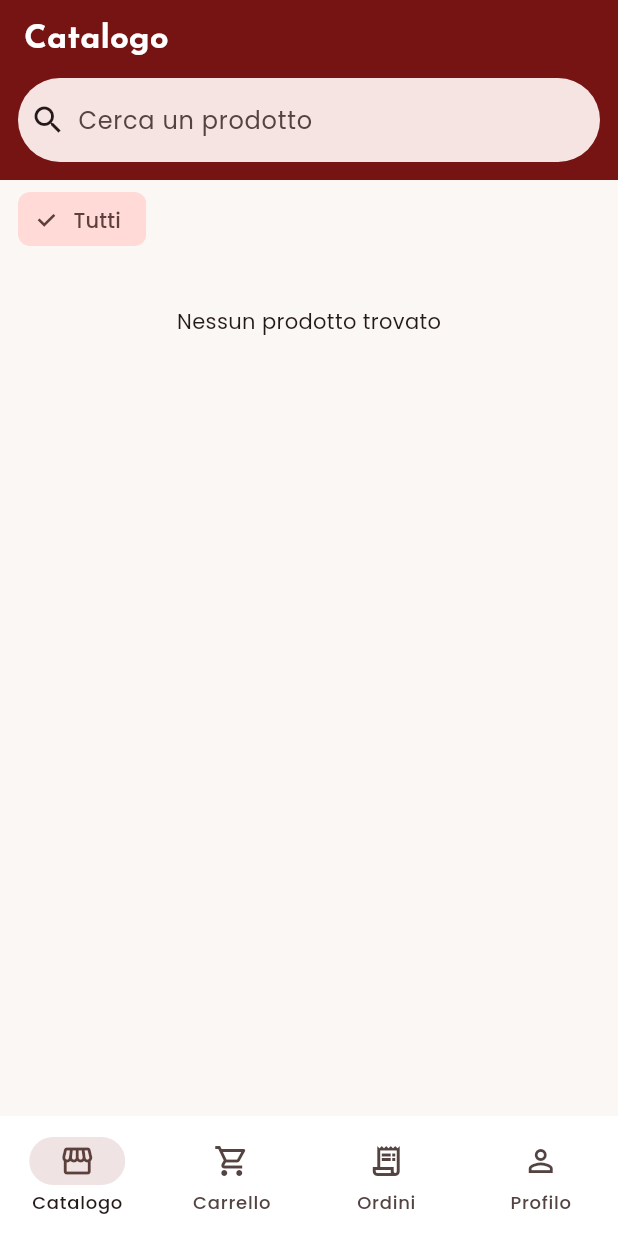
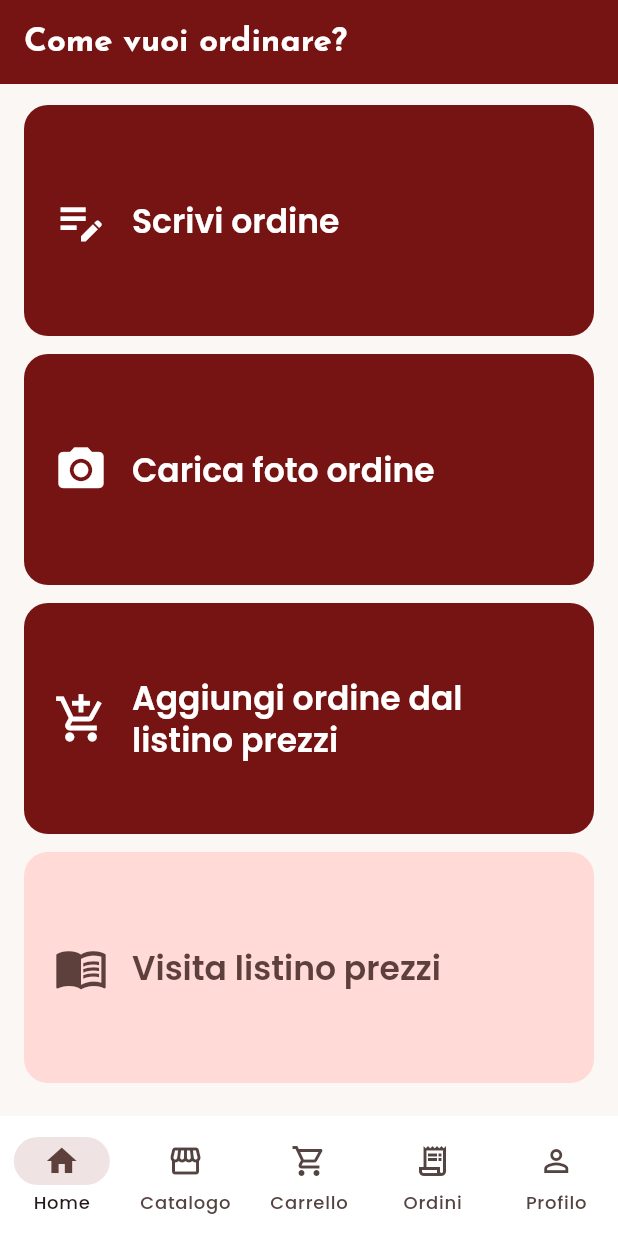
Before and after one commit to panchetto96/OrdinaFacile, a Flutter app: the CustomerHome screen opened directly with empty values, on a phone screen of 412 x 824 dp. Run offline on Flutter 3.47's test engine with Material 3 defaults, Android fonts, the phone set to English and light mode, and no system bars; our stand-ins replace file_picker, image_picker, package_info_plus, supabase_flutter; missing offline and left inert: excel; accounts and stored records are empty; network calls fail.

Commit message:
Home con 4 pulsanti; catalogo in sola consultazione dal menu
Scrivi ordine e Carica foto ordine inviano un ordine libero; i pulsanti per
aggiungere compaiono solo da "Aggiungi ordine dal listino prezzi".

Co-Authored-By: Claude Opus 5.5 (1M context) <noreply@anthropic.com>
Claude-Session: https://claude.ai/code/session_01ThEgTw8pGd9fJs3HHg6XYE

```diff
--- a/lib/screens/customer/cart_screen.dart
+++ b/lib/screens/customer/cart_screen.dart
@@ -8,8 +8,11 @@ import '../../ui.dart';
 import 'quantity_stepper.dart';
 
 class CartScreen extends StatefulWidget {
-  const CartScreen({super.key, required this.onOrderSent});
+  const CartScreen({super.key, required this.onOrderSent, required this.onAddMore});
   final VoidCallback onOrderSent;
+
+  /// Torna al listino con i pulsanti per aggiungere.
+  final VoidCallback onAddMore;
 
   @override
   State<CartScreen> createState() => _CartScreenState();
@@ -61,7 +64,7 @@ class _CartScreenState extends State<CartScreen> {
         ],
       ),
       body: cart.isEmpty
-          ? const Center(child: Text('Il carrello è vuoto.\nAggiungi prodotti dal catalogo.', textAlign: TextAlign.center))
+          ? const Center(child: Text('Il carrello è vuoto.\nDalla Home scegli "Aggiungi ordine dal listino prezzi".', textAlign: TextAlign.center))
           : ListView(children: [
               for (final l in cart.lines) ...[
                 ListTile(
@@ -71,6 +74,13 @@ class _CartScreenState extends State<CartScreen> {
                 ),
                 const Divider(height: 1),
               ],
+              Align(
+                alignment: Alignment.centerLeft,
+                child: Padding(
+                  padding: const EdgeInsets.fromLTRB(8, 8, 8, 0),
+                  child: TextButton.icon(onPressed: widget.onAddMore, icon: const Icon(Icons.add), label: const Text('Aggiungi altri prodotti')),
+                ),
+              ),
               Padding(
                 padding: const EdgeInsets.all(16),
                 child: TextField(
--- a/lib/screens/customer/customer_home.dart
+++ b/lib/screens/customer/customer_home.dart
@@ -3,9 +3,12 @@ import 'package:provider/provider.dart';
 
 import '../../cart.dart';
 import '../../models.dart';
+import '../../ui.dart';
 import '../profile_screen.dart';
 import 'cart_screen.dart';
 import 'catalog_screen.dart';
+import 'free_order_screen.dart';
+import 'home_choice_screen.dart';
 import 'my_orders_screen.dart';
 
 class CustomerHome extends StatefulWidget {
@@ -17,29 +20,53 @@ class CustomerHome extends StatefulWidget {
 }
 
 class _CustomerHomeState extends State<CustomerHome> {
-  int _tab = 0;
+  static const _home = 0, _catalog = 1, _cart = 2, _orders = 3;
+
+  int _tab = _home;
+
+  /// Catalogo con i pulsanti per aggiungere: solo entrando da "Aggiungi ordine dal listino".
+  bool _ordering = false;
   final _ordersKey = GlobalKey<MyOrdersScreenState>();
+
+  void _go(int tab, {bool ordering = false}) {
+    setState(() {
+      _tab = tab;
+      _ordering = ordering;
+    });
+    if (tab == _orders) _ordersKey.currentState?.reload();
+  }
+
+  Future<void> _freeOrder({required bool withPhoto}) async {
+    final id = await Navigator.push<int>(
+      context,
+      MaterialPageRoute(builder: (_) => FreeOrderScreen(withPhoto: withPhoto)),
+    );
+    if (id == null || !mounted) return;
+    showMessage(context, 'Ordine #$id inviato!');
+    _go(_orders);
+  }
 
   @override
   Widget build(BuildContext context) {
     final cartCount = context.select<Cart, int>((c) => c.count);
     return Scaffold(
       body: IndexedStack(index: _tab, children: [
-        const CatalogScreen(),
-        CartScreen(onOrderSent: () {
-          setState(() => _tab = 2);
-          _ordersKey.currentState?.reload();
-        }),
-        MyOrdersScreen(key: _ordersKey, onReordered: () => setState(() => _tab = 1)),
+        HomeChoiceScreen(
+          onWrite: () => _freeOrder(withPhoto: false),
+          onPhoto: () => _freeOrder(withPhoto: true),
+          onOrderFromList: () => _go(_catalog, ordering: true),
+          onBrowseList: () => _go(_catalog),
+        ),
+        CatalogScreen(ordering: _ordering, onOpenCart: () => _go(_cart)),
+        CartScreen(onOrderSent: () => _go(_orders), onAddMore: () => _go(_catalog, ordering: true)),
+        MyOrdersScreen(key: _ordersKey, onReordered: () => _go(_cart)),
         ProfileScreen(profile: widget.profile),
       ]),
       bottomNavigationBar: NavigationBar(
         selectedIndex: _tab,
-        onDestinationSelected: (i) {
-          setState(() => _tab = i);
-          if (i == 2) _ordersKey.currentState?.reload();
-        },
+        onDestinationSelected: _go,
         destinations: [
+          const NavigationDestination(icon: Icon(Icons.home_outlined), selectedIcon: Icon(Icons.home), label: 'Home'),
           const NavigationDestination(icon: Icon(Icons.storefront_outlined), selectedIcon: Icon(Icons.storefront), label: 'Catalogo'),
           NavigationDestination(
             icon: Badge(isLabelVisible: cartCount > 0, label: Text('$cartCount'), child: const Icon(Icons.shopping_cart_outlined)),
--- /dev/null
+++ b/lib/screens/customer/home_choice_screen.dart
@@ -0,0 +1,67 @@
+import 'package:flutter/material.dart';
+
+/// Prima schermata del cliente: quattro pulsanti grandi, uno per modo di ordinare.
+class HomeChoiceScreen extends StatelessWidget {
+  const HomeChoiceScreen({
+    super.key,
+    required this.onWrite,
+    required this.onPhoto,
+    required this.onOrderFromList,
+    required this.onBrowseList,
+  });
+
+  final VoidCallback onWrite;
+  final VoidCallback onPhoto;
+  final VoidCallback onOrderFromList;
+  final VoidCallback onBrowseList;
+
+  @override
+  Widget build(BuildContext context) {
+    return Scaffold(
+      appBar: AppBar(title: const Text('Come vuoi ordinare?')),
+      body: SafeArea(
+        child: Padding(
+          padding: const EdgeInsets.fromLTRB(16, 8, 16, 16),
+          child: Column(crossAxisAlignment: CrossAxisAlignment.stretch, children: [
+            _BigButton(icon: Icons.edit_note, label: 'Scrivi ordine', onPressed: onWrite),
+            _BigButton(icon: Icons.photo_camera, label: 'Carica foto ordine', onPressed: onPhoto),
+            _BigButton(icon: Icons.add_shopping_cart, label: 'Aggiungi ordine dal listino prezzi', onPressed: onOrderFromList),
+            _BigButton(icon: Icons.menu_book, label: 'Visita listino prezzi', onPressed: onBrowseList, tonal: true),
+          ]),
+        ),
+      ),
+    );
+  }
+}
+
+class _BigButton extends StatelessWidget {
+  const _BigButton({required this.icon, required this.label, required this.onPressed, this.tonal = false});
+
+  final IconData icon;
+  final String label;
+  final VoidCallback onPressed;
+  final bool tonal;
+
+  @override
+  Widget build(BuildContext context) {
+    final style = FilledButton.styleFrom(
+      padding: const EdgeInsets.symmetric(horizontal: 20),
+      shape: RoundedRectangleBorder(borderRadius: BorderRadius.circular(16)),
+      textStyle: Theme.of(context).textTheme.titleLarge?.copyWith(fontWeight: FontWeight.w600),
+      alignment: Alignment.centerLeft,
+    );
+    final child = Row(children: [
+      Icon(icon, size: 36),
+      const SizedBox(width: 16),
+      Expanded(child: Text(label)),
+    ]);
+    return Expanded(
+      child: Padding(
+        padding: const EdgeInsets.symmetric(vertical: 6),
+        child: tonal
+            ? FilledButton.tonal(onPressed: onPressed, style: style, child: child)
+            : FilledButton(onPressed: onPressed, style: style, child: child),
+      ),
+    );
+  }
+}
--- a/lib/screens/customer/my_orders_screen.dart
+++ b/lib/screens/customer/my_orders_screen.dart
@@ -60,7 +60,7 @@ class MyOrdersScreenState extends State<MyOrdersScreen> {
                   for (final o in orders)
                     OrderTile(
                       order: o,
-                      footer: Align(
+                      footer: o.isFree ? null : Align(
                         alignment: Alignment.centerRight,
                         child: FilledButton.tonalIcon(
                           onPressed: () => _reorder(o),
```
Also changed, not shown: lib/screens/customer/catalog_screen.dart (+21 -3 lines), lib/screens/customer/free_order_screen.dart (added, +128 -0 lines), lib/screens/order_tile.dart (+56 -1 lines), 3 other files.
